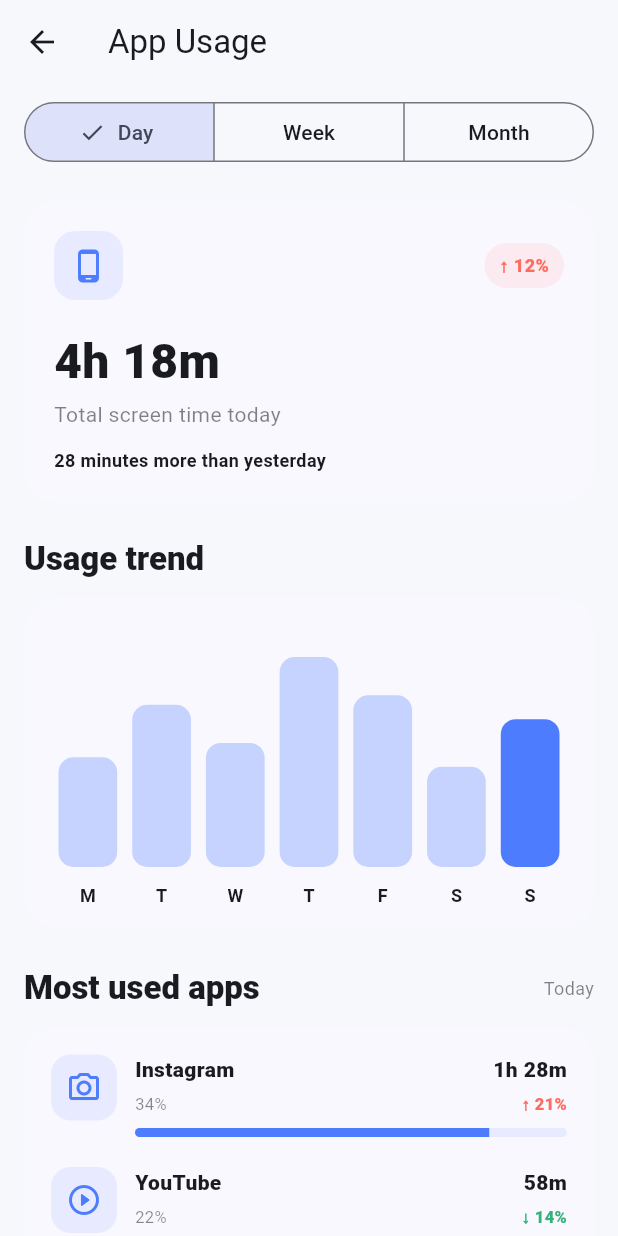
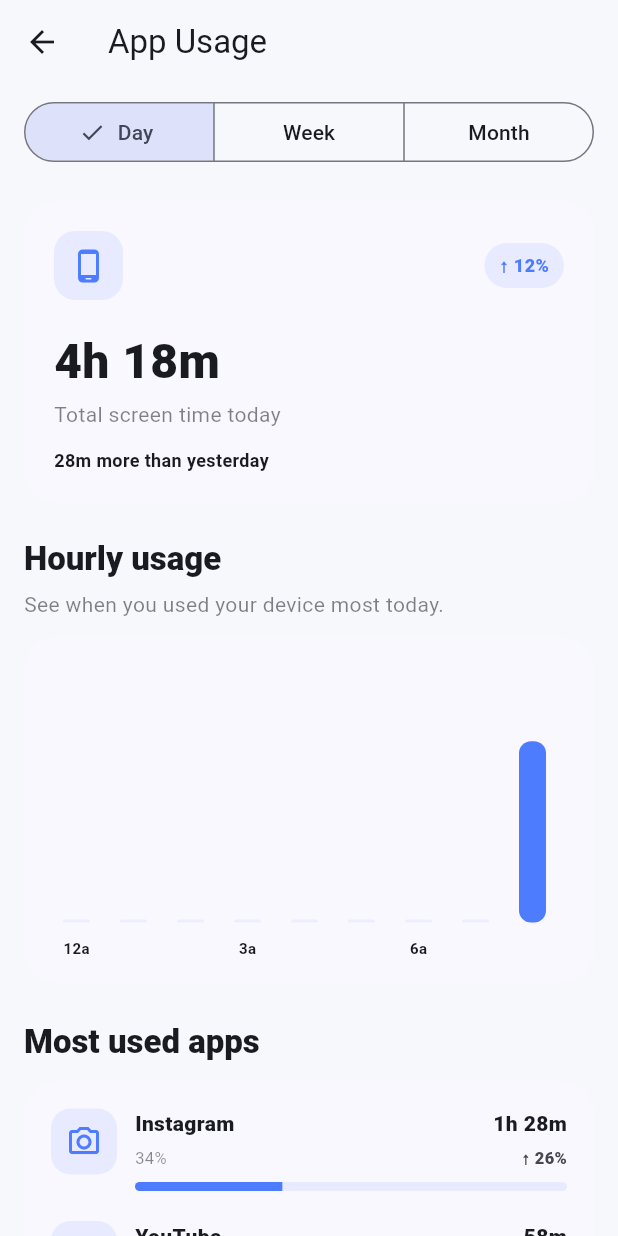
Before and after one commit to zubayerisfar/Focused, a Flutter app: the screen it shows after launch, after a tap on "Digital balance", on a phone screen of 412 x 824 dp. Run offline on Flutter 3.47's test engine with Material 3 defaults, Android fonts, the phone set to English and light mode, and no system bars; our stand-ins replace go_router.

Commit message:
feat: Enhance app usage details screen with daily summaries and comparison metrics

```diff
--- a/focused/lib/providers/usage_provider.dart
+++ b/focused/lib/providers/usage_provider.dart
@@ -8,63 +8,139 @@ class UsageProvider extends ChangeNotifier {
   final UsageAnalyzer _analyzer = UsageAnalyzer();
 
   List<AppUsageRecord> _todayRecords = [];
+  List<AppUsageRecord> _yesterdayRecords = [];
 
   DailyUsageSummary? _todaySummary;
+  DailyUsageSummary? _yesterdaySummary;
+
+  DailyUsageSummary? get todaySummary => _todaySummary;
+
+  DailyUsageSummary? get yesterdaySummary => _yesterdaySummary;
 
   List<AppUsageRecord> get todayRecords {
     return List.unmodifiable(_todayRecords);
   }
 
-  DailyUsageSummary? get todaySummary {
-    return _todaySummary;
+  List<AppUsageRecord> get yesterdayRecords {
+    return List.unmodifiable(_yesterdayRecords);
+  }
+
+  double? get todayVsYesterdayPercent {
+    final today = _todaySummary?.totalUsage.inSeconds ?? 0;
+    final yesterday = _yesterdaySummary?.totalUsage.inSeconds ?? 0;
+
+    if (yesterday == 0) {
+      if (today == 0) {
+        return 0;
+      }
+
+      return null;
+    }
+
+    return ((today - yesterday) / yesterday) * 100;
+  }
+
+  double? getAppChangePercent(String appName) {
+    final todaySeconds = _todaySummary?.appUsage[appName]?.inSeconds ?? 0;
+
+    final yesterdaySeconds =
+        _yesterdaySummary?.appUsage[appName]?.inSeconds ?? 0;
+
+    if (yesterdaySeconds == 0) {
+      if (todaySeconds == 0) {
+        return 0;
+      }
+
+      return null;
+    }
+
+    return ((todaySeconds - yesterdaySeconds) / yesterdaySeconds) * 100;
   }
 
   void loadMockData() {
     final now = DateTime.now();
 
-    DateTime todayAt(int hour, int minute) {
-      return DateTime(now.year, now.month, now.day, hour, minute);
+    final yesterday = now.subtract(const Duration(days: 1));
+
+    DateTime at(DateTime date, int hour, int minute) {
+      return DateTime(date.year, date.month, date.day, hour, minute);
     }
 
+    // TODAY
     _todayRecords = [
       AppUsageRecord(
         appId: 'com.instagram.android',
         appName: 'Instagram',
-        startTime: todayAt(8, 10),
-        endTime: todayAt(9, 38),
+        startTime: at(now, 8, 10),
+        endTime: at(now, 9, 38),
       ),
-
       AppUsageRecord(
         appId: 'com.google.android.youtube',
         appName: 'YouTube',
-        startTime: todayAt(10, 0),
-        endTime: todayAt(10, 58),
+        startTime: at(now, 10, 0),
+        endTime: at(now, 10, 58),
       ),
-
       AppUsageRecord(
         appId: 'com.android.chrome',
         appName: 'Chrome',
-        startTime: todayAt(11, 0),
-        endTime: todayAt(11, 47),
+        startTime: at(now, 11, 0),
+        endTime: at(now, 11, 47),
       ),
-
       AppUsageRecord(
         appId: 'vscode',
         appName: 'VS Code',
-        startTime: todayAt(14, 0),
-        endTime: todayAt(14, 50),
+        startTime: at(now, 14, 0),
+        endTime: at(now, 14, 50),
       ),
-
       AppUsageRecord(
         appId: 'com.whatsapp',
         appName: 'WhatsApp',
-        startTime: todayAt(15, 30),
-        endTime: todayAt(15, 45),
+        startTime: at(now, 15, 30),
+        endTime: at(now, 15, 45),
+      ),
+    ];
+
+    // YESTERDAY
+    _yesterdayRecords = [
+      AppUsageRecord(
+        appId: 'com.instagram.android',
+        appName: 'Instagram',
+        startTime: at(yesterday, 8, 15),
+        endTime: at(yesterday, 9, 25),
+      ),
+      AppUsageRecord(
+        appId: 'com.google.android.youtube',
+        appName: 'YouTube',
+        startTime: at(yesterday, 10, 0),
+        endTime: at(yesterday, 11, 5),
+      ),
+      AppUsageRecord(
+        appId: 'com.android.chrome',
+        appName: 'Chrome',
+        startTime: at(yesterday, 11, 10),
+        endTime: at(yesterday, 12, 5),
+      ),
+      AppUsageRecord(
+        appId: 'vscode',
+        appName: 'VS Code',
+        startTime: at(yesterday, 14, 0),
+        endTime: at(yesterday, 14, 30),
+      ),
+      AppUsageRecord(
+        appId: 'com.whatsapp',
+        appName: 'WhatsApp',
+        startTime: at(yesterday, 16, 0),
+        endTime: at(yesterday, 16, 10),
       ),
     ];
 
     _todaySummary = _analyzer.buildDailySummary(now, _todayRecords);
 
+    _yesterdaySummary = _analyzer.buildDailySummary(
+      yesterday,
+      _yesterdayRecords,
+    );
+
     notifyListeners();
   }
 }
--- a/focused/lib/screens/wellbeing/app_usage_details_screen.dart
+++ b/focused/lib/screens/wellbeing/app_usage_details_screen.dart
@@ -1,4 +1,12 @@
 import 'package:flutter/material.dart';
+
+import 'package:flutter/material.dart';
+import 'package:provider/provider.dart';
+
+import '../../models/daily_usage_summary.dart';
+import '../../models/hourly_usage_summary.dart';
+import '../../providers/usage_provider.dart';
+import '../../theme/app_theme.dart';
 
 import '../../theme/app_theme.dart';
 
@@ -16,6 +24,15 @@ class _AppUsageDetailsScreenState extends State<AppUsageDetailsScreen> {
 
   @override
   Widget build(BuildContext context) {
+    final usageProvider = context.watch<UsageProvider>();
+
+    final todaySummary = usageProvider.todaySummary;
+    final yesterdaySummary = usageProvider.yesterdaySummary;
+
+    if (todaySummary == null) {
+      return const Scaffold(body: Center(child: CircularProgressIndicator()));
+    }
+
     return Scaffold(
       appBar: AppBar(title: const Text('App Usage')),
       body: ListView(
@@ -36,50 +53,74 @@ class _AppUsageDetailsScreenState extends State<AppUsageDetailsScreen> {
               });
             },
           ),
+          if (_selectedPeriod == 0) ...[
             const SizedBox(height: 22),
-          const _TotalUsageCard(),
+
+            _TotalUsageCard(
+              totalUsage: todaySummary.totalUsage,
+              previousUsage: yesterdaySummary?.totalUsage,
+            ),
+
             const SizedBox(height: 24),
+
             Text(
-            'Usage trend',
+              'Hourly usage',
               style: Theme.of(
                 context,
               ).textTheme.titleLarge?.copyWith(fontWeight: FontWeight.w800),
             ),
+
+            const SizedBox(height: 6),
+
+            Text(
+              'See when you used your device most today.',
+              style: TextStyle(
+                color: Theme.of(
+                  context,
+                ).colorScheme.onSurface.withOpacity(0.55),
+              ),
+            ),
+
             const SizedBox(height: 12),
-          const _UsageChart(),
+
+            _HourlyUsageChart(hourlyUsage: todaySummary.hourlyUsage),
+
             const SizedBox(height: 26),
-          Row(
-            children: [
-              Expanded(
-                child: Text(
+
+            Text(
               'Most used apps',
               style: Theme.of(
                 context,
               ).textTheme.titleLarge?.copyWith(fontWeight: FontWeight.w800),
             ),
+
+            const SizedBox(height: 12),
+
+            _AppListCard(
+              today: todaySummary,
+              yesterday: yesterdaySummary,
+              usageProvider: usageProvider,
             ),
-              Text(
-                'Today',
-                style: TextStyle(
-                  fontSize: 12,
-                  color: Theme.of(
-                    context,
-                  ).colorScheme.onSurface.withOpacity(0.55),
-                ),
-              ),
-            ],
-          ),
-          const SizedBox(height: 12),
-          const _AppListCard(),
+
             const SizedBox(height: 26),
+
             Text(
               'Comparison',
               style: Theme.of(
                 context,
               ).textTheme.titleLarge?.copyWith(fontWeight: FontWeight.w800),
             ),
+
             const SizedBox(height: 12),
-          const _ComparisonCard(),
+
+            _ComparisonCard(
+              todayPercent: usageProvider.todayVsYesterdayPercent,
+            ),
+          ] else ...[
+            const SizedBox(height: 24),
+
+            _HistoryRequiredCard(period: _periods[_selectedPeriod]),
+          ],
         ],
       ),
     );
@@ -87,10 +128,42 @@ class _AppUsageDetailsScreenState extends State<AppUsageDetailsScreen> {
 }
 
 class _TotalUsageCard extends StatelessWidget {
-  const _TotalUsageCard();
+  final Duration totalUsage;
+  final Duration? previousUsage;
+
+  const _TotalUsageCard({
+    required this.totalUsage,
+    required this.previousUsage,
+  });
 
   @override
   Widget build(BuildContext context) {
+    String comparisonText = 'No comparison available';
+    String badgeText = '—';
+
+    if (previousUsage != null) {
+      final differenceSeconds = totalUsage.inSeconds - previousUsage!.inSeconds;
+
+      if (previousUsage!.inSeconds > 0) {
+        final percentage = (differenceSeconds / previousUsage!.inSeconds) * 100;
+
+        if (differenceSeconds > 0) {
+          badgeText = '↑ ${percentage.abs().round()}%';
+
+          comparisonText =
+              '${_formatDuration(Duration(seconds: differenceSeconds))} more than yesterday';
+        } else if (differenceSeconds < 0) {
+          badgeText = '↓ ${percentage.abs().round()}%';
+
+          comparisonText =
+              '${_formatDuration(Duration(seconds: differenceSeconds.abs()))} less than yesterday';
+        } else {
+          badgeText = '0%';
+          comparisonText = 'Same as yesterday';
+        }
+      }
+    }
+
     return Container(
       padding: const EdgeInsets.all(20),
       decoration: BoxDecoration(
@@ -114,43 +187,51 @@ class _TotalUsageCard extends StatelessWidget {
                   color: AppTheme.primaryBlue,
                 ),
               ),
+
               const Spacer(),
+
               Container(
                 padding: const EdgeInsets.symmetric(
                   horizontal: 10,
                   vertical: 6,
                 ),
                 decoration: BoxDecoration(
-                  color: const Color(0xFFFF6B5E).withOpacity(0.10),
+                  color: AppTheme.primaryBlue.withOpacity(0.10),
                   borderRadius: BorderRadius.circular(20),
                 ),
-                child: const Text(
-                  '↑ 12%',
-                  style: TextStyle(
+                child: Text(
+                  badgeText,
+                  style: const TextStyle(
                     fontSize: 12,
                     fontWeight: FontWeight.w800,
-                    color: Color(0xFFFF6B5E),
+                    color: AppTheme.primaryBlue,
                   ),
                 ),
               ),
             ],
           ),
+
           const SizedBox(height: 18),
-          const Text(
-            '4h 18m',
-            style: TextStyle(fontSize: 32, fontWeight: FontWeight.w900),
+
+          Text(
+            _formatDuration(totalUsage),
+            style: const TextStyle(fontSize: 32, fontWeight: FontWeight.w900),
           ),
+
           const SizedBox(height: 2),
+
           Text(
             'Total screen time today',
             style: TextStyle(
               color: Theme.of(context).colorScheme.onSurface.withOpacity(0.55),
             ),
           ),
+
           const SizedBox(height: 12),
-          const Text(
-            '28 minutes more than yesterday',
-            style: TextStyle(fontSize: 12, fontWeight: FontWeight.w700),
+
+          Text(
+            comparisonText,
+            style: const TextStyle(fontSize: 12, fontWeight: FontWeight.w700),
           ),
         ],
       ),
@@ -158,127 +239,140 @@ class _TotalUsageCard extends StatelessWidget {
   }
 }
 
-class _UsageChart extends StatelessWidget {
-  const _UsageChart();
+class _HourlyUsageChart extends StatelessWidget {
+  final List<HourlyUsageSummary> hourlyUsage;
+
+  const _HourlyUsageChart({required this.hourlyUsage});
 
   @override
   Widget build(BuildContext context) {
-    const values = [0.46, 0.68, 0.52, 0.88, 0.72, 0.42, 0.62];
-    const days = ['M', 'T', 'W', 'T', 'F', 'S', 'S'];
-
     return Container(
-      height: 220,
-      padding: const EdgeInsets.fromLTRB(18, 20, 18, 14),
+      height: 230,
+      padding: const EdgeInsets.all(16),
       decoration: BoxDecoration(
         color: Theme.of(context).colorScheme.surface,
         borderRadius: BorderRadius.circular(22),
       ),
+      child: SingleChildScrollView(
+        scrollDirection: Axis.horizontal,
         child: Row(
           crossAxisAlignment: CrossAxisAlignment.end,
-        children: List.generate(values.length, (index) {
-          return Expanded(
-            child: Padding(
-              padding: const EdgeInsets.symmetric(horizontal: 5),
+          children: hourlyUsage.map((summary) {
+            final minutes = summary.totalUsage.inMinutes;
+
+            final usageRatio = (minutes / 60).clamp(0.0, 1.0).toDouble();
+
+            final showLabel = summary.hourStart.hour % 3 == 0;
+
+            return SizedBox(
+              width: 38,
+              child: Tooltip(
+                message: '${_hourText(summary.hourStart.hour)} • ${minutes}m',
                 child: Column(
                   mainAxisAlignment: MainAxisAlignment.end,
                   children: [
                     Expanded(
                       child: Align(
                         alignment: Alignment.bottomCenter,
-                      child: FractionallySizedBox(
-                        heightFactor: values[index],
                         child: Container(
+                          width: 18,
+                          height: minutes == 0 ? 2 : 145 * usageRatio,
                           decoration: BoxDecoration(
-                            color: index == 6
-                                ? AppTheme.primaryBlue
-                                : AppTheme.primaryBlue.withOpacity(0.30),
-                            borderRadius: BorderRadius.circular(10),
+                            color: minutes == 0
+                                ? AppTheme.primaryBlue.withOpacity(0.08)
+                                : AppTheme.primaryBlue,
+                            borderRadius: BorderRadius.circular(8),
                           ),
                         ),
                       ),
                     ),
-                  ),
+
                     const SizedBox(height: 10),
+
                     Text(
-                    days[index],
+                      showLabel ? _shortHourText(summary.hourStart.hour) : '',
                       style: const TextStyle(
-                      fontSize: 12,
-                      fontWeight: FontWeight.w700,
+                        fontSize: 10,
+                        fontWeight: FontWeight.w600,
                       ),
                     ),
                   ],
                 ),
               ),
             );
-        }),
+          }).toList(),
+        ),
       ),
     );
   }
 }
 
 class _AppListCard extends StatelessWidget {
-  const _AppListCard();
+  final DailyUsageSummary today;
+  final DailyUsageSummary? yesterday;
+  final UsageProvider usageProvider;
+
+  const _AppListCard({
+    required this.today,
+    required this.yesterday,
+    required this.usageProvider,
+  });
 
   @override
   Widget build(BuildContext context) {
+    final entries = today.appUsage.entries.toList()
+      ..sort((a, b) => b.value.inSeconds.compareTo(a.value.inSeconds));
+
+    if (entries.isEmpty) {
+      return const Center(child: Text('No app usage today'));
+    }
+
+    final totalSeconds = today.totalUsage.inSeconds;
+
     return Container(
       padding: const EdgeInsets.all(18),
       decoration: BoxDecoration(
         color: Theme.of(context).colorScheme.surface,
         borderRadius: BorderRadius.circular(22),
       ),
-      child: const Column(
+      child: Column(
+        children: List.generate(entries.length, (index) {
+          final entry = entries[index];
+
+          final percentage = totalSeconds == 0
+              ? 0.0
+              : entry.value.inSeconds / totalSeconds;
+
+          final change = usageProvider.getAppChangePercent(entry.key);
+
+          String changeText;
+
+          if (change == null) {
+            changeText = 'New';
+          } else if (change > 0) {
+            changeText = '↑ ${change.abs().round()}%';
+          } else if (change < 0) {
+            changeText = '↓ ${change.abs().round()}%';
+          } else {
+            changeText = '0%';
+          }
+
+          return Column(
             children: [
               _AppUsageItem(
-            icon: Icons.photo_camera_outlined,
-            name: 'Instagram',
-            duration: '1h 28m',
-            percent: '34%',
-            change: '↑ 21%',
-            changeColor: Color(0xFFFF6B5E),
-            progress: 0.82,
+                icon: _iconForApp(entry.key),
+                name: entry.key,
+                duration: _formatDuration(entry.value),
+                percent: '${(percentage * 100).round()}%',
+                change: changeText,
+                changeColor: Theme.of(context).colorScheme.onSurfaceVariant,
+                progress: percentage.clamp(0.0, 1.0),
               ),
-          SizedBox(height: 20),
-          _AppUsageItem(
-            icon: Icons.play_circle_outline_rounded,
-            name: 'YouTube',
-            duration: '58m',
-            percent: '22%',
-            change: '↓ 14%',
-            changeColor: Color(0xFF34B27B),
-            progress: 0.58,
-          ),
-          SizedBox(height: 20),
-          _AppUsageItem(
-            icon: Icons.public_rounded,
-            name: 'Chrome',
-            duration: '47m',
-            percent: '18%',
-            change: '↑ 5%',
-            changeColor: Color(0xFFFF8A65),
-            progress: 0.46,
-          ),
-          SizedBox(height: 20),
-          _AppUsageItem(
-            icon: Icons.chat_bubble_outline_rounded,
-            name: 'WhatsApp',
-            duration: '31m',
-            percent: '12%',
-            change: '↓ 3%',
-            changeColor: Color(0xFF34B27B),
-            progress: 0.32,
-          ),
-          SizedBox(height: 20),
-          _AppUsageItem(
-            icon: Icons.more_horiz_rounded,
-            name: 'Other apps',
-            duration: '34m',
-            percent: '14%',
-            change: '↑ 2%',
-            changeColor: Color(0xFFFF8A65),
-            progress: 0.35,
-          ),
+
+              if (index != entries.length - 1) const SizedBox(height: 20),
             ],
+          );
+        }),
       ),
     );
   }
@@ -377,34 +471,46 @@ class _AppUsageItem extends StatelessWidget {
 }
 
 class _ComparisonCard extends StatelessWidget {
-  const _ComparisonCard();
+  final double? todayPercent;
+
+  const _ComparisonCard({required this.todayPercent});
 
   @override
   Widget build(BuildContext context) {
+    String todayValue;
+
+    if (todayPercent == null) {
+      todayValue = 'No history';
+    } else if (todayPercent! > 0) {
+      todayValue = '+${todayPercent!.abs().round()}%';
+    } else if (todayPercent! < 0) {
+      todayValue = '-${todayPercent!.abs().round()}%';
+    } else {
+      todayValue = '0%';
+    }
+
     return Container(
       padding: const EdgeInsets.all(18),
       decoration: BoxDecoration(
         color: Theme.of(context).colorScheme.surface,
         borderRadius: BorderRadius.circular(22),
       ),
-      child: const Column(
+      child: Column(
         children: [
-          _ComparisonRow(
-            label: 'Today vs yesterday',
-            value: '+12%',
-            positive: false,
+          _ComparisonRow(label: 'Today vs yesterday', value: todayValue),
+
+          const Divider(height: 28),
+
+          const _ComparisonRow(
+            label: 'This week vs last week',
+            value: 'Waiting for history',
           ),
-          Divider(height: 28),
-          _ComparisonRow(
-            label: 'This week vs last week',
-            value: '-6%',
-            positive: true,
-          ),
-          Divider(height: 28),
-          _ComparisonRow(
+
+          const Divider(height: 28),
+
+          const _ComparisonRow(
             label: 'This month vs last month',
-            value: '-9%',
-            positive: true,
+            value: 'Waiting for history',
           ),
         ],
       ),
@@ -415,18 +521,11 @@ class _ComparisonCard extends StatelessWidget {
 class _ComparisonRow extends StatelessWidget {
   final String label;
   final String value;
-  final bool positive;
 
-  const _ComparisonRow({
-    required this.label,
-    required this.value,
-    required this.positive,
-  });
+  const _ComparisonRow({required this.label, required this.value});
 
   @override
   Widget build(BuildContext context) {
-    final color = positive ? const Color(0xFF34B27B) : const Color(0xFFFF6B5E);
-
     return Row(
       children: [
         Expanded(
@@ -435,11 +534,125 @@ class _ComparisonRow extends StatelessWidget {
             style: const TextStyle(fontWeight: FontWeight.w600),
           ),
         ),
-        Text(
-          value,
-          style: TextStyle(fontWeight: FontWeight.w800, color: color),
-        ),
+
+        Text(value, style: const TextStyle(fontWeight: FontWeight.w800)),
       ],
     );
   }
 }
+
+class _HistoryRequiredCard extends StatelessWidget {
+  final String period;
+
+  const _HistoryRequiredCard({required this.period});
+
+  @override
+  Widget build(BuildContext context) {
+    return Container(
+      padding: const EdgeInsets.all(24),
+      decoration: BoxDecoration(
+        color: Theme.of(context).colorScheme.surface,
+        borderRadius: BorderRadius.circular(22),
+      ),
+      child: Column(
+        children: [
+          const Icon(
+            Icons.history_rounded,
+            size: 42,
+            color: AppTheme.primaryBlue,
+          ),
+
+          const SizedBox(height: 14),
+
+          Text(
+            '$period analytics needs usage history',
+            textAlign: TextAlign.center,
+            style: const TextStyle(fontSize: 17, fontWeight: FontWeight.w800),
+          ),
+
+          const SizedBox(height: 8),
+
+          Text(
+            'Once daily summaries are saved locally, Focused will calculate weekly, monthly, and yearly trends here.',
+            textAlign: TextAlign.center,
+            style: TextStyle(
+              height: 1.5,
+              color: Theme.of(context).colorScheme.onSurface.withOpacity(0.55),
+            ),
+          ),
+        ],
+      ),
+    );
+  }
+}
+
+String _formatDuration(Duration duration) {
+  final totalMinutes = duration.inMinutes;
+
+  final hours = totalMinutes ~/ 60;
+  final minutes = totalMinutes % 60;
+
+  if (hours == 0) {
+    return '${minutes}m';
+  }
+
+  if (minutes == 0) {
+    return '${hours}h';
+  }
+
+  return '${hours}h ${minutes}m';
+}
+
+String _hourText(int hour) {
+  if (hour == 0) {
+    return '12:00 AM';
+  }
+
+  if (hour < 12) {
+    return '$hour:00 AM';
+  }
+
+  if (hour == 12) {
+    return '12:00 PM';
+  }
+
+  return '${hour - 12}:00 PM';
+}
+
+String _shortHourText(int hour) {
+  if (hour == 0) {
+    return '12a';
+  }
+
+  if (hour < 12) {
+    return '${hour}a';
+  }
+
+  if (hour == 12) {
+    return '12p';
+  }
+
+  return '${hour - 12}p';
+}
+
+IconData _iconForApp(String appName) {
+  switch (appName.toLowerCase()) {
+    case 'instagram':
+      return Icons.photo_camera_outlined;
+
+    case 'youtube':
+      return Icons.play_circle_outline_rounded;
+
+    case 'chrome':
+      return Icons.public_rounded;
+
+    case 'whatsapp':
+      return Icons.chat_bubble_outline_rounded;
+
+    case 'vs code':
+      return Icons.code_rounded;
+
+    default:
+      return Icons.apps_rounded;
+  }
+}
```
Lines whose indentation alone changed are shown as unchanged.
